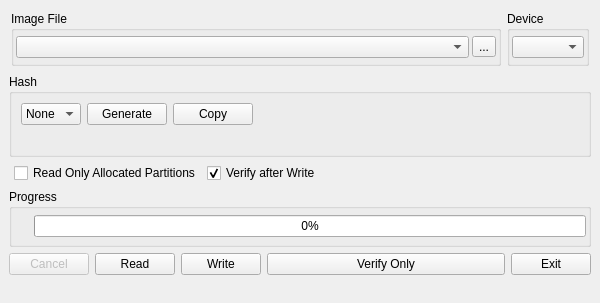
The window that src/mainwindow.ui (zvldz/Win32DiskImager) describes before a commit, drawn with Qt 5.
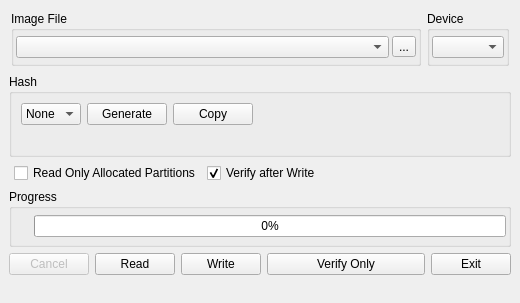
The same window after the commit. Icons and pictures are not drawn. Custom widgets are drawn as their Qt base class.

Commit message:
Tighten Device combo / window width
setMinimumContentsLength 22 → 14 — the worst-case multi-partition
label ("Disk N [E:\, F:\] ...") was over-budgeted; typical
"Disk N [E:\] 32GB" is ~14 chars and now fits flush. Window
600 → 520, minimumSize 545 → 465. Multi-partition labels elide
in the combo but render full in the dropdown.

```diff
--- a/src/mainwindow.ui
+++ b/src/mainwindow.ui
@@ -6,7 +6,7 @@
    <rect>
     <x>0</x>
     <y>0</y>
-    <width>600</width>
+    <width>520</width>
     <height>303</height>
    </rect>
   </property>
@@ -18,7 +18,7 @@
   </property>
   <property name="minimumSize">
    <size>
-    <width>545</width>
+    <width>465</width>
     <height>300</height>
    </size>
   </property>
```
The commit also changes 1 other file.
